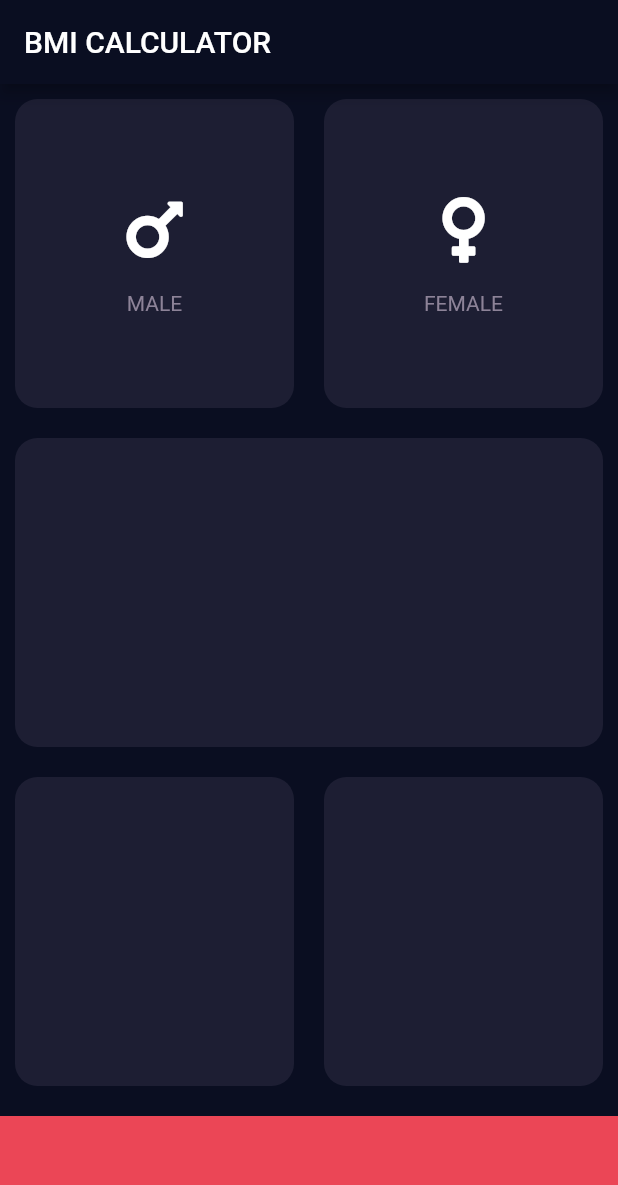
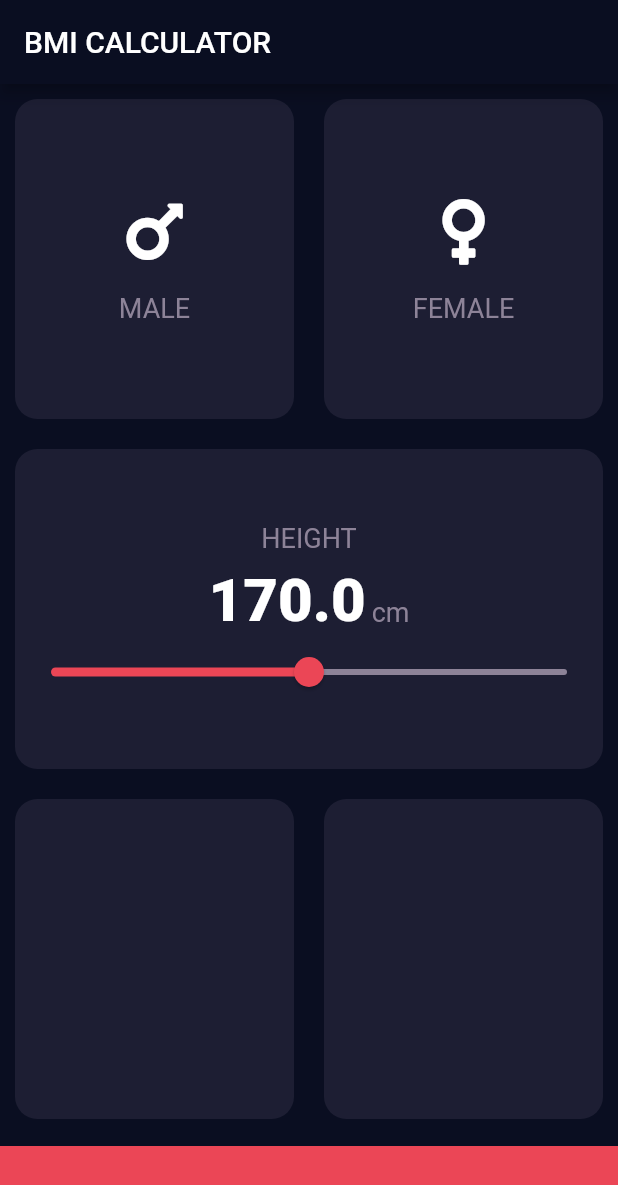
Before and after one commit to Shadat-tonmoy/100-Days-With-Flutter, a Flutter app: the screen it shows after launch, on a phone screen of 412 x 824 dp. Shown: the top 1185 px of the screen. Run offline on Flutter 3.47's test engine with Material 2 defaults, Android fonts, the phone set to English and light mode, and no system bars; our stand-ins replace audioplayers, font_awesome_flutter, rflutter_alert.

Commit message:
implemented the height picker slider with text and slider widget

```diff
--- /dev/null
+++ b/bmi_calculator_app/lib/constants/constants.dart
@@ -0,0 +1,3 @@
+const double DEFAULT_HEIGHT = 170.0;
+const double MINIMUM_HEIGHT = 120.0;
+const double MAXIMUM_HEIGHT = 220.0;
--- a/bmi_calculator_app/lib/constants/dimentions.dart
+++ b/bmi_calculator_app/lib/constants/dimentions.dart
@@ -1,3 +1,7 @@
-const double CALCULATE_BUTTON_HEIGHT = 80.0;
+const double CALCULATE_BUTTON_HEIGHT = 60.0;
 const double INPUT_CARD_ICON_SIZE = 50.0;
 const double DEFAULT_SPACE = 16.0;
+const double ICON_LABEL_SIZE = 18.0;
+const double DEFAULT_PADDING = 8.0;
+const double HOME_NUMBER_FONT_SIZE = 40.0;
+const double SPACE_BETWEEN_HEIGHT_UNIT = 4.0;
--- a/bmi_calculator_app/lib/constants/strings.dart
+++ b/bmi_calculator_app/lib/constants/strings.dart
@@ -1,2 +1,3 @@
 const String MALE = "MALE";
 const String FEMALE = "FEMALE";
+const String HEIGHT = "HEIGHT";
--- /dev/null
+++ b/bmi_calculator_app/lib/constants/styles.dart
@@ -0,0 +1,14 @@
+import 'package:flutter/material.dart';
+
+import 'colorCodes.dart';
+import 'dimentions.dart';
+
+const iconLabelStyle = TextStyle(
+  color: Color(CARD_TEXT_COLOR),
+  fontSize: ICON_LABEL_SIZE,
+);
+
+const homeNumberStyle =  TextStyle(
+    fontSize: HOME_NUMBER_FONT_SIZE,
+    fontWeight: FontWeight.w900
+);
--- a/bmi_calculator_app/lib/view/customWidgets/iconWithLabel.dart
+++ b/bmi_calculator_app/lib/view/customWidgets/iconWithLabel.dart
@@ -1,5 +1,6 @@
 import 'package:bmi_calculator_app/constants/colorCodes.dart';
 import 'package:bmi_calculator_app/constants/dimentions.dart';
+import 'package:bmi_calculator_app/constants/styles.dart';
 import 'package:flutter/material.dart';
 
 class IconWithLabel extends StatelessWidget {
@@ -23,9 +24,8 @@
         ),
         Text(
           label,
-          style: TextStyle(
-              color: Color(CARD_TEXT_COLOR)
-          ),
+          style: iconLabelStyle,
+
         )
       ],
     );
--- a/bmi_calculator_app/lib/view/screens/homeScreen.dart
+++ b/bmi_calculator_app/lib/view/screens/homeScreen.dart
@@ -1,7 +1,9 @@
 import 'package:bmi_calculator_app/constants/colorCodes.dart';
+import 'package:bmi_calculator_app/constants/constants.dart';
 import 'package:bmi_calculator_app/constants/dimentions.dart';
 import 'package:bmi_calculator_app/constants/enums.dart';
 import 'package:bmi_calculator_app/constants/strings.dart';
+import 'package:bmi_calculator_app/constants/styles.dart';
 import 'package:bmi_calculator_app/view/customWidgets/homeScreenCards.dart';
 import 'package:bmi_calculator_app/view/customWidgets/iconWithLabel.dart';
 import 'package:flutter/material.dart';
@@ -16,6 +18,8 @@
 
   Color maleCardColor = Color(CARD_BACKGROUND_COLOR);
   Color femaleCardColor = Color(CARD_BACKGROUND_COLOR);
+  GenderType selectedGender;
+  double height = DEFAULT_HEIGHT;
 
   void updateSelectedGenderColor(GenderType genderType)
   {
@@ -36,12 +40,14 @@
   {
     femaleCardColor = Color(ACTIVE_CARD_BACKGROUND_COLOR);
     maleCardColor = Color(CARD_BACKGROUND_COLOR);
+    selectedGender = GenderType.FEMALE;
   }
 
   void selectMale()
   {
     femaleCardColor = Color(CARD_BACKGROUND_COLOR);
     maleCardColor = Color(ACTIVE_CARD_BACKGROUND_COLOR);
+    selectedGender = GenderType.MALE;
   }
 
   @override
@@ -83,6 +89,53 @@
                   Expanded(
                     child: InputCard(
                       color: Color(CARD_BACKGROUND_COLOR),
+                      cardChild: Column(
+                        mainAxisAlignment: MainAxisAlignment.center,
+                        children: <Widget>[
+                          Padding(
+                            padding: const EdgeInsets.all(8.0),
+                            child: Text(
+                              HEIGHT,
+                              style: iconLabelStyle,
+                              textAlign: TextAlign.start,
+                            ),
+                          ),
+                          Row(
+                            mainAxisAlignment: MainAxisAlignment.center,
+                            crossAxisAlignment: CrossAxisAlignment.baseline,
+                            textBaseline: TextBaseline.alphabetic,
+                            children: <Widget>[
+                              Text(
+                                height.toString(),
+                                style: homeNumberStyle,
+
+                              ),
+                              SizedBox(
+                                width: SPACE_BETWEEN_HEIGHT_UNIT,
+                              ),
+                              Text(
+                                "cm",
+                                style: iconLabelStyle,
+                              )
+                            ],
+                          ),
+                          Slider(
+                            value: height,
+                            min: MINIMUM_HEIGHT,
+                            max: MAXIMUM_HEIGHT,
+                            activeColor: Color(CALCULATE_BUTTON_COLOR),
+                            inactiveColor: Color(CARD_TEXT_COLOR),
+                            onChanged: (double value)
+                            {
+                              setState(() {
+                                height = value.roundToDouble();
+                              });
+
+
+                            },
+                          )
+                        ],
+                      ),
                     ),
                   ),
                 ],
@@ -107,7 +160,7 @@
             Container(
               width: double.infinity,
               height: CALCULATE_BUTTON_HEIGHT,
-              margin: EdgeInsets.only(top: 10.0),
+              margin: EdgeInsets.only(top: 8.0),
               color: Color(CALCULATE_BUTTON_COLOR),
             )
           ],
```
